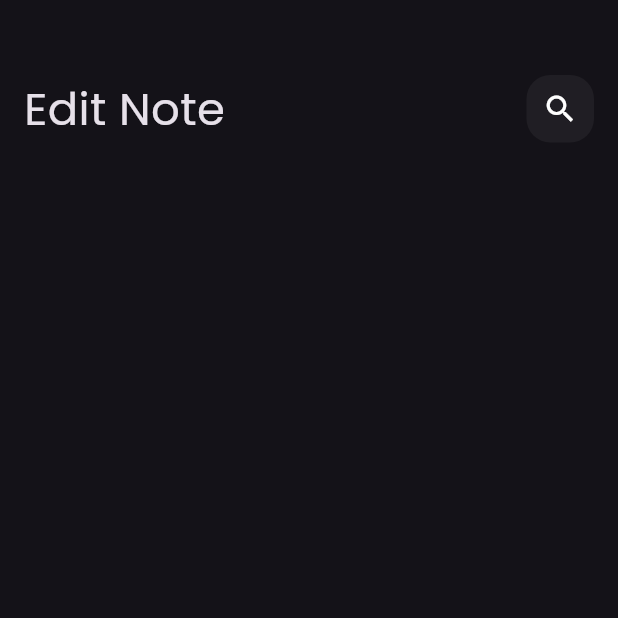
After one commit to Megoadro/Note_App, a Flutter app: the screen it shows after launch, after a tap on "Flutter tips", on a phone screen of 412 x 824 dp, the top half of it. The commit adds this screen. Run offline on Flutter 3.47's test engine with Material 3 defaults, Android fonts, the phone set to English and light mode, and no system bars; our stand-ins replace font_awesome_flutter.

Commit message:
create Edit Note View

```diff
--- /dev/null
+++ b/lib/views/edit_note_view.dart
@@ -0,0 +1,13 @@
+import 'package:flutter/material.dart';
+import 'package:note_app/widgets/custom_edit_view_body.dart';
+
+class EditNoteView extends StatelessWidget {
+  const EditNoteView({super.key});
+
+  @override
+  Widget build(BuildContext context) {
+    return  const Scaffold(
+      body: CustomEditViewBody(),
+    );
+  }
+}
--- a/lib/widgets/custom_app_bar.dart
+++ b/lib/widgets/custom_app_bar.dart
@@ -2,15 +2,15 @@ import 'package:flutter/material.dart';
 import 'package:note_app/widgets/custom_icon_action_bar.dart';
 
 class CustomAppBar extends StatelessWidget {
-  const CustomAppBar({super.key});
-
+  const CustomAppBar({super.key, required this.titleAppBar});
+   final String titleAppBar;
   @override
   Widget build(BuildContext context) {
-    return const Row(
+    return  Row(
       children: [
-        Text('Notes',style: TextStyle(fontSize: 30),),
-        Spacer(),
-        CustomIconAction(),
+        Text(titleAppBar,style: const TextStyle(fontSize: 30),),
+        const Spacer(),
+        const CustomIconAction(),
       ],
     );
   }
--- a/lib/widgets/custom_body.dart
+++ b/lib/widgets/custom_body.dart
@@ -15,7 +15,7 @@ class CustomBody extends StatelessWidget {
           SizedBox(
             height: 50,
           ),
-          CustomAppBar(),
+          CustomAppBar(titleAppBar: 'Notes',),
           Expanded(child: NotesListView()),
         ],
       ),
--- /dev/null
+++ b/lib/widgets/custom_edit_view_body.dart
@@ -0,0 +1,23 @@
+import 'package:flutter/material.dart';
+import 'package:note_app/widgets/custom_app_bar.dart';
+
+class CustomEditViewBody extends StatelessWidget {
+  const CustomEditViewBody({super.key});
+
+  @override
+  Widget build(BuildContext context) {
+    return const Scaffold(
+      body: Padding(
+        padding: EdgeInsets.symmetric(horizontal: 16.0),
+        child: Column(
+
+          children: [
+
+            SizedBox(height: 50,),
+            CustomAppBar(titleAppBar: 'Edit Note',),
+          ],
+        ),
+      ) ,
+    );
+  }
+}
--- a/lib/widgets/note_item.dart
+++ b/lib/widgets/note_item.dart
@@ -1,12 +1,19 @@
 import 'package:flutter/material.dart';
 import 'package:font_awesome_flutter/font_awesome_flutter.dart';
+import 'package:note_app/views/edit_note_view.dart';
 
 class NoteItem extends StatelessWidget {
   const NoteItem({super.key});
 
   @override
   Widget build(BuildContext context) {
-    return Container(
+    return GestureDetector(
+      onTap: (){
+        Navigator.push(context, MaterialPageRoute(builder: (context){
+          return const EditNoteView();
+        }));
+      },
+      child: Container(
         padding: const EdgeInsets.only(left: 24,top: 24,bottom: 24,),
         width: double.infinity,
         decoration: BoxDecoration(
@@ -54,6 +61,7 @@ class NoteItem extends StatelessWidget {
             )
           ],
         ),
+      ),
     );
   }
 }
```
Lines whose indentation alone changed are shown as unchanged.
